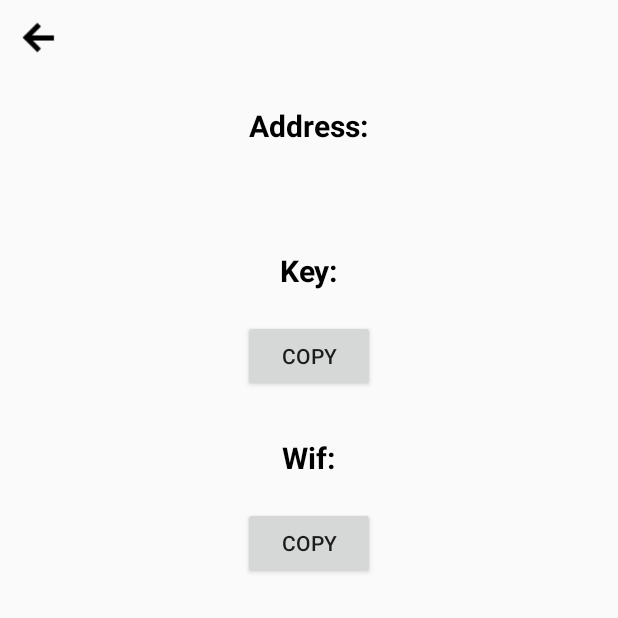
After one commit to SephirothLT/cyano-android, an Android app: the ExportWalletActivity screen opened directly, with no data from a screen before it, on a phone screen of 412 x 824 dp, the top half of it. The commit adds this screen. Run offline under Robolectric (Android 15) with nearby library versions, the phone set to English and light mode, and no system bars; libraries missing offline, so code that uses them is left out: com.github.ontio.common, com.github.ontio.crypto.

Commit message:
export wallet

```diff
--- a/CyanoWallet/app/src/main/AndroidManifest.xml
+++ b/CyanoWallet/app/src/main/AndroidManifest.xml
@@ -33,6 +33,7 @@
         <activity android:name=".scan.activity.CaremaPermissionActivity" />
         <activity android:name=".scan.activity.ScanWalletLoginActivity" />
         <activity android:name=".scan.activity.ScanWalletInvokeActivity" />
+        <activity android:name=".mine.ExportWalletActivity" />
     </application>
 
 </manifest>
--- /dev/null
+++ b/CyanoWallet/app/src/main/java/com/github/ont/cyanowallet/mine/ExportWalletActivity.java
@@ -0,0 +1,73 @@
+package com.github.ont.cyanowallet.mine;
+
+import android.os.Bundle;
+import android.support.v7.app.AppCompatActivity;
+import android.view.View;
+import android.widget.TextView;
+import android.widget.Toast;
+
+import com.github.ont.cyanowallet.R;
+import com.github.ont.cyanowallet.base.BaseActivity;
+import com.github.ont.cyanowallet.utils.Constant;
+import com.github.ont.cyanowallet.utils.SPWrapper;
+import com.github.ont.cyanowallet.utils.ToastUtil;
+import com.github.ontio.common.Helper;
+import com.github.ontio.crypto.SignatureScheme;
+
+public class ExportWalletActivity extends BaseActivity implements View.OnClickListener {
+    private TextView tvAddress;
+    private TextView tvKey;
+    private TextView tvWif;
+
+    @Override
+    protected void onCreate(Bundle savedInstanceState) {
+        super.onCreate(savedInstanceState);
+        setContentView(R.layout.activity_export_wallet);
+        initView();
+        initData();
+    }
+
+    private void initData() {
+        if (getIntent() != null && getIntent().getExtras() != null) {
+            String key = getIntent().getExtras().getString(Constant.KEY);
+            tvKey.setText(key);
+            tvAddress.setText(SPWrapper.getDefaultAddress());
+            try {
+                tvWif.setText(new com.github.ontio.account.Account(Helper.hexToBytes(key), SignatureScheme.SHA256WITHECDSA).exportWif());
+            } catch (Exception e) {
+                ToastUtil.showToast(baseActivity, "System error");
+                finish();
+                e.printStackTrace();
+            }
+        }
+    }
+
+    private void initView() {
+        View layoutBack = findViewById(R.id.layout_back);
+        tvAddress = findViewById(R.id.tv_address);
+        tvKey = findViewById(R.id.tv_key);
+        tvWif = findViewById(R.id.tv_wif);
+        View btnCopyKey = findViewById(R.id.btn_copy_key);
+        View btnCopyWif = findViewById(R.id.btn_copy_wif);
+
+        layoutBack.setOnClickListener(this);
+        btnCopyKey.setOnClickListener(this);
+        btnCopyWif.setOnClickListener(this);
+    }
+
+    @Override
+    public void onClick(View view) {
+        switch (view.getId()) {
+            case R.id.layout_back:
+                finish();
+                break;
+            case R.id.btn_copy_key:
+                copyAddress(tvKey.getText().toString(), "Key copy success");
+                break;
+            case R.id.btn_copy_wif:
+                copyAddress(tvWif.getText().toString(), "Wif copy success");
+                break;
+            default:
+        }
+    }
+}
--- a/CyanoWallet/app/src/main/java/com/github/ont/cyanowallet/mine/SettingNetActivity.java
+++ b/CyanoWallet/app/src/main/java/com/github/ont/cyanowallet/mine/SettingNetActivity.java
@@ -1,13 +1,12 @@
 package com.github.ont.cyanowallet.mine;
 
 import android.os.Bundle;
-import android.support.v7.app.AppCompatActivity;
 import android.view.View;
-import android.widget.Button;
 
 import com.github.ont.cyanowallet.R;
+import com.github.ont.cyanowallet.base.BaseActivity;
 
-public class SettingNetActivity extends AppCompatActivity implements View.OnClickListener {
+public class SettingNetActivity extends BaseActivity implements View.OnClickListener {
 
     @Override
     protected void onCreate(Bundle savedInstanceState) {
--- a/CyanoWallet/app/src/main/java/com/github/ont/cyanowallet/utils/Constant.java
+++ b/CyanoWallet/app/src/main/java/com/github/ont/cyanowallet/utils/Constant.java
@@ -20,4 +20,7 @@ public class Constant {
 
     public static final String ONT = "ont";
     public static final String ONG = "ong";
+
+    public static final String ONT_CONTRACT = "0100000000000000000000000000000000000000";
+    public static final String ONG_CONTRACT = "0200000000000000000000000000000000000000";
 }
--- /dev/null
+++ b/CyanoWallet/app/src/main/res/layout/activity_export_wallet.xml
@@ -0,0 +1,94 @@
+<?xml version="1.0" encoding="utf-8"?>
+<LinearLayout xmlns:android="http://schemas.android.com/apk/res/android"
+    android:layout_width="match_parent"
+    android:layout_height="match_parent"
+    android:orientation="vertical">
+
+    <LinearLayout
+        android:id="@+id/layout_back"
+        android:layout_width="50dp"
+        android:layout_height="50dp"
+        android:layout_centerVertical="true"
+        android:gravity="center">
+
+        <ImageView
+            android:layout_width="30dp"
+            android:layout_height="30dp"
+            android:layout_marginLeft="16dp"
+            android:layout_marginRight="16dp"
+            android:src="@drawable/back" />
+    </LinearLayout>
+
+    <TextView
+        android:layout_width="wrap_content"
+        android:layout_height="wrap_content"
+        android:layout_gravity="center"
+        android:layout_marginTop="20dp"
+        android:text="Address:"
+        android:textColor="@color/colorBlack"
+        android:textSize="20sp"
+        android:textStyle="bold" />
+    <TextView
+        android:id="@+id/tv_address"
+        android:layout_width="wrap_content"
+        android:layout_height="wrap_content"
+        android:layout_gravity="center"
+        android:layout_marginTop="20dp"
+        android:layout_marginLeft="20dp"
+        android:layout_marginRight="20dp"
+        android:textColor="@color/colorBlack"
+        android:textSize="14sp"
+        android:textStyle="bold" />
+
+    <TextView
+        android:layout_width="wrap_content"
+        android:layout_height="wrap_content"
+        android:layout_gravity="center"
+        android:layout_marginTop="30dp"
+        android:text="Key:"
+        android:textColor="@color/colorBlack"
+        android:textSize="20sp"
+        android:textStyle="bold" />
+    <TextView
+        android:id="@+id/tv_key"
+        android:layout_width="wrap_content"
+        android:layout_height="wrap_content"
+        android:layout_gravity="center"
+        android:textColor="@color/colorBlack"
+        android:textSize="14sp"
+        android:layout_marginLeft="20dp"
+        android:layout_marginRight="20dp"
+        android:textStyle="bold" />
+    <Button
+        android:id="@+id/btn_copy_key"
+        android:layout_width="wrap_content"
+        android:layout_height="wrap_content"
+        android:layout_gravity="center"
+        android:text="copy"/>
+
+    <TextView
+        android:layout_width="wrap_content"
+        android:layout_height="wrap_content"
+        android:layout_gravity="center"
+        android:layout_marginTop="30dp"
+        android:text="Wif:"
+        android:textColor="@color/colorBlack"
+        android:textSize="20sp"
+        android:textStyle="bold" />
+    <TextView
+        android:id="@+id/tv_wif"
+        android:layout_width="wrap_content"
+        android:layout_height="wrap_content"
+        android:layout_gravity="center"
+        android:textColor="@color/colorBlack"
+        android:layout_marginLeft="20dp"
+        android:layout_marginRight="20dp"
+        android:textSize="14sp"
+        android:textStyle="bold" />
+    <Button
+        android:id="@+id/btn_copy_wif"
+        android:layout_width="wrap_content"
+        android:layout_height="wrap_content"
+        android:layout_gravity="center"
+        android:text="copy"/>
+</LinearLayout>
```
Also changed, not shown: CyanoWallet/app/build.gradle (+5 -4 lines), CyanoWallet/app/src/main/java/com/github/ont/cyanowallet/base/BaseActivity.java (+57 -0 lines), CyanoWallet/app/src/main/java/com/github/ont/cyanowallet/game/GameFragment.java (+7 -6 lines), CyanoWallet/app/src/main/java/com/github/ont/cyanowallet/game/RecycleImageAdapter.java (+4 -4 lines), CyanoWallet/app/src/main/java/com/github/ont/cyanowallet/mine/MineFragment.java (+56 -2 lines), CyanoWallet/app/src/main/java/com/github/ont/cyanowallet/scan/activity/ScanWalletInvokeActivity.java (+10 -3 lines), CyanoWallet/app/src/main/java/com/github/ont/cyanowallet/utils/SDKWrapper.java (+58 -20 lines), CyanoWallet/app/src/main/java/com/github/ont/cyanowallet/wallet/WalletFragment.java (+1 -11 lines), CyanoWallet/app/src/main/res/layout/fragment_mine.xml (+22 -9 lines).
